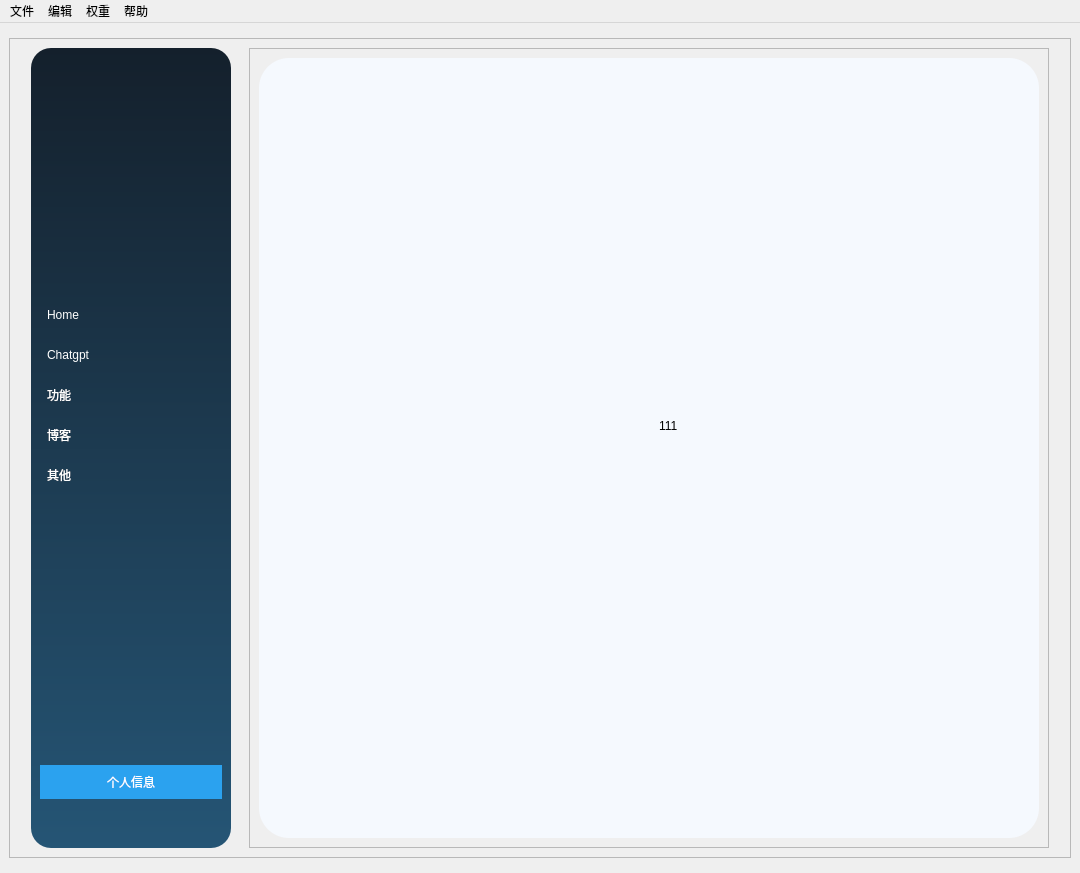
The window that window/MateWin.ui (bigorange18/Meta) describes before a commit, drawn with Qt 5.
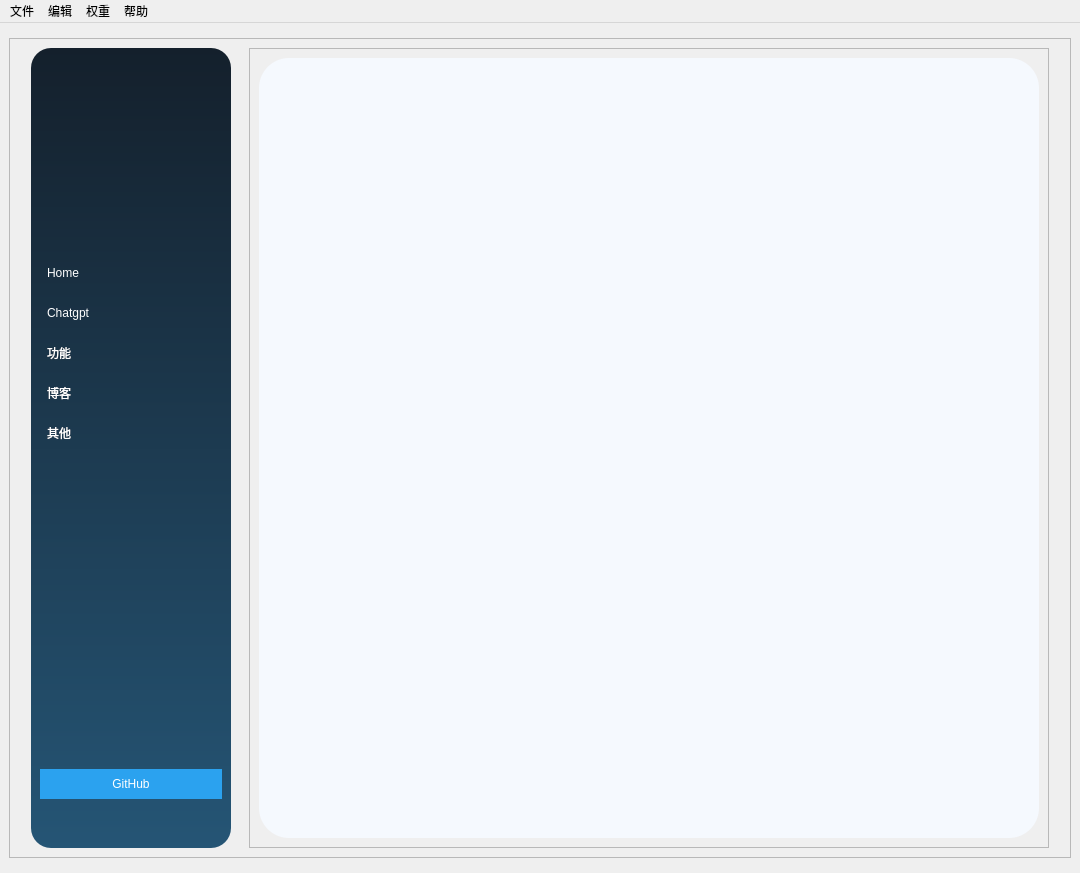
The same window after the commit. The open tabs and pages were chosen to show the change. Icons and pictures are not drawn.

Patch:
```diff
--- a/window/MateWin.ui
+++ b/window/MateWin.ui
@@ -358,14 +358,17 @@
              <widget class="QLabel" name="label_2">
               <property name="geometry">
                <rect>
-                <x>400</x>
-                <y>360</y>
-                <width>53</width>
-                <height>15</height>
+                <x>30</x>
+                <y>20</y>
+                <width>711</width>
+                <height>731</height>
                </rect>
               </property>
               <property name="text">
-               <string>111</string>
+               <string/>
+              </property>
+              <property name="pixmap">
+               <pixmap resource="source.qrc">:/icon/icon/small.jpg</pixmap>
               </property>
              </widget>
             </widget>
@@ -430,9 +433,15 @@
          <property name="frameShadow">
           <enum>QFrame::Raised</enum>
          </property>
-         <layout class="QVBoxLayout" name="verticalLayout" stretch="1,0,2,0,1,0">
+         <layout class="QVBoxLayout" name="verticalLayout" stretch="0,0,2,0,1,0">
           <item>
            <widget class="QLabel" name="label_3">
+            <property name="minimumSize">
+             <size>
+              <width>170</width>
+              <height>170</height>
+             </size>
+            </property>
             <property name="styleSheet">
              <string notr="true">image:url(:/icon/icon/logo.jpg)</string>
             </property>
@@ -555,7 +564,7 @@
 </string>
             </property>
             <property name="text">
-             <string>个人信息</string>
+             <string>GitHub</string>
             </property>
            </widget>
           </item>
```
Left out of the diff: 19 changed lines with no effect on the pictures.
